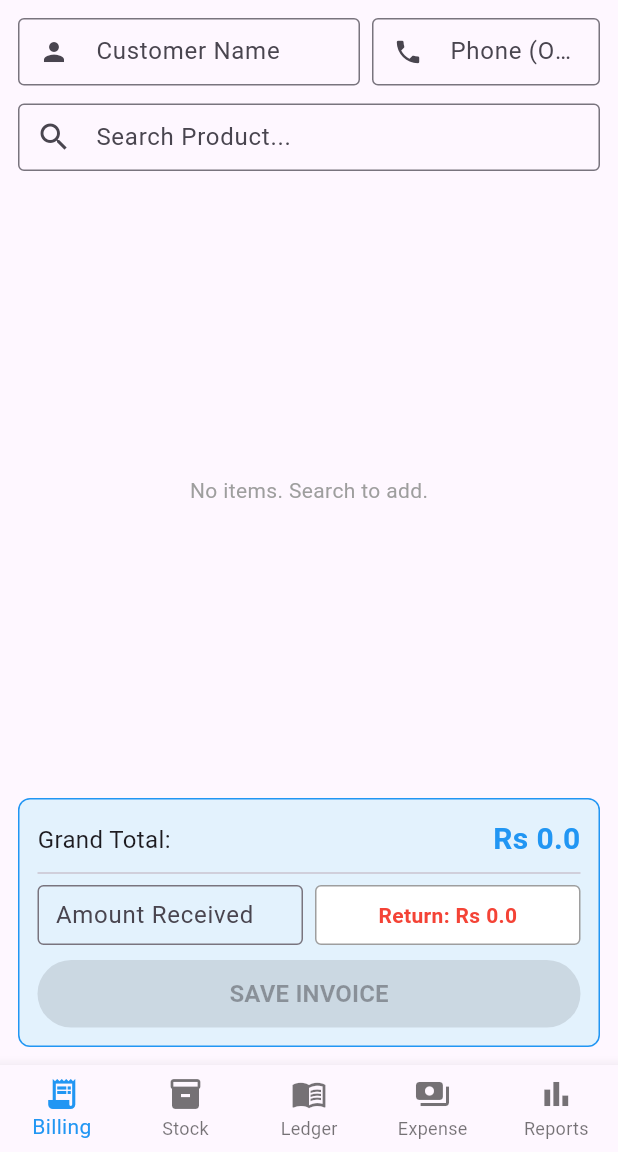
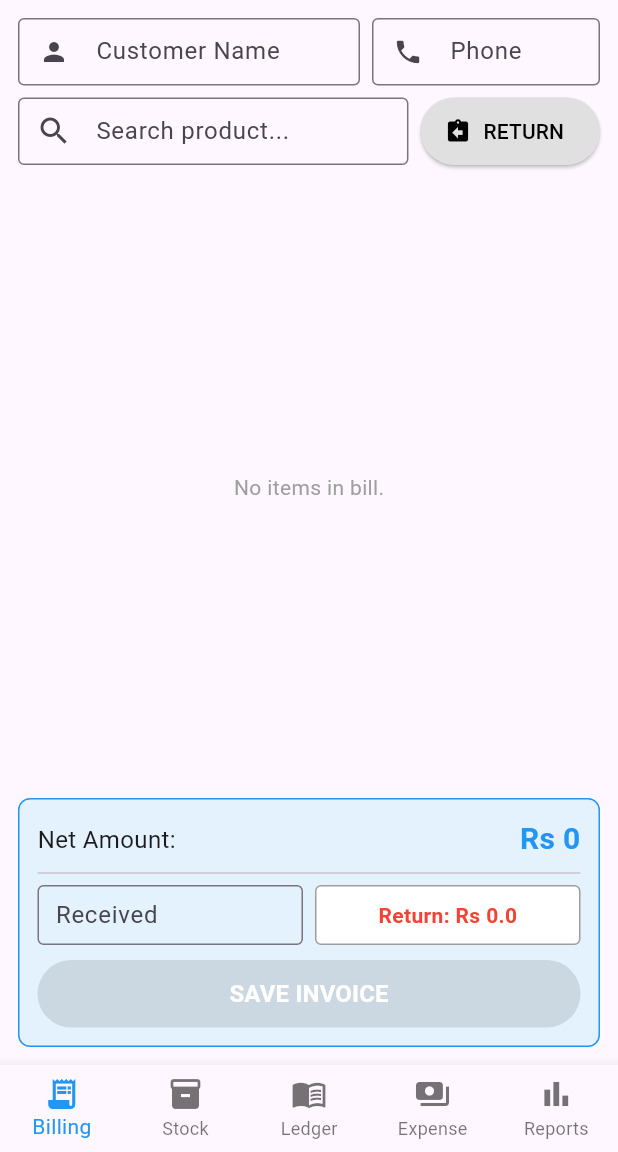
Before and after one commit to armanmirza5558-dot/Mirza-POS, a Flutter app: the screen it shows after launch, on a phone screen of 412 x 824 dp, the part 84-1236 px from its top. Run offline on Flutter 3.47's test engine with Material 3 defaults, Android fonts, the phone set to English and light mode, and no system bars; our stand-ins replace sqflite; accounts and stored records are empty.

Commit message:
Update main.dart

```diff
--- a/lib/main.dart
+++ b/lib/main.dart
@@ -74,7 +74,7 @@ class _HomePageState extends State<HomePage> {
   }
 }
 
-// ---------------- BILLING SCREEN ----------------
+// ---------------- BILLING SCREEN (Candela Style) ----------------
 class BillingScreen extends StatefulWidget {
   const BillingScreen({super.key});
 
@@ -93,24 +93,23 @@ class _BillingScreenState extends State<BillingScreen> {
   List<Map<String, dynamic>> _cartItems = [];
 
   double _grandTotal = 0.0;
+  bool _isReturnMode = false; // Return Mode ka toggle
 
   @override
   void initState() {
     super.initState();
-    _loadProductsForBilling();
+    _loadProducts();
 
-    // Search bar mein type karne par list filter hogi
     _searchController.addListener(() {
       filterProducts(_searchController.text);
     });
 
-    // Amount receive hone par return amount calculate hoga
     _receivedAmountController.addListener(() {
       setState(() {});
     });
   }
 
-  void _loadProductsForBilling() async {
+  void _loadProducts() async {
     final products = await DBHelper.getProducts();
     setState(() {
       _allProducts = products;
@@ -120,9 +119,7 @@ class _BillingScreenState extends State<BillingScreen> {
 
   void filterProducts(String query) {
     if (query.isEmpty) {
-      setState(() {
-        _filteredProducts = [];
-      });
+      setState(() => _filteredProducts = []);
     } else {
       setState(() {
         _filteredProducts = _allProducts
@@ -134,16 +131,73 @@ class _BillingScreenState extends State<BillingScreen> {
 
   void _addProductToCart(Product product) {
     setState(() {
+      // Agar return mode on hai to quantity minus mein jayegi
+      int qtyToAdd = _isReturnMode ? -1 : 1;
+
       int index = _cartItems.indexWhere((item) => item['product'].id == product.id);
       if (index >= 0) {
-        _cartItems[index]['qty'] += 1;
+        _cartItems[index]['qty'] += qtyToAdd;
+        // Agar qty 0 ho jaye to item hata dein
+        if (_cartItems[index]['qty'] == 0) {
+          _cartItems.removeAt(index);
+        }
       } else {
-        _cartItems.add({'product': product, 'qty': 1});
+        _cartItems.add({'product': product, 'qty': qtyToAdd});
       }
+
       _calculateTotal();
       _searchController.clear();
       _filteredProducts = [];
     });
+  }
+
+  // Price Edit karne ka function
+  void _editPrice(int index) {
+    TextEditingController priceController = TextEditingController(
+      text: _cartItems[index]['product'].salePrice.toString()
+    );
+
+    showDialog(
+      context: context,
+      builder: (context) {
+        return AlertDialog(
+          title: const Text('Edit Price'),
+          content: TextField(
+            controller: priceController,
+            keyboardType: TextInputType.number,
+            decoration: const InputDecoration(labelText: 'New Price', prefixText: 'Rs '),
+          ),
+          actions: [
+            TextButton(
+              onPressed: () => Navigator.pop(context),
+              child: const Text('Cancel'),
+            ),
+            ElevatedButton(
+              onPressed: () {
+                double? newPrice = double.tryParse(priceController.text);
+                if (newPrice != null) {
+                  setState(() {
+                    // Product ki copy banakar price update karein
+                    Product updatedProduct = Product(
+                      id: _cartItems[index]['product'].id,
+                      name: _cartItems[index]['product'].name,
+                      category: _cartItems[index]['product'].category,
+                      purchasePrice: _cartItems[index]['product'].purchasePrice,
+                      salePrice: newPrice,
+                      stockQty: _cartItems[index]['product'].stockQty,
+                    );
+                    _cartItems[index]['product'] = updatedProduct;
+                    _calculateTotal();
+                  });
+                }
+                Navigator.pop(context);
+              },
+              child: const Text('Save'),
+            ),
+          ],
+        );
+      },
+    );
   }
 
   void _calculateTotal() {
@@ -159,7 +213,14 @@ class _BillingScreenState extends State<BillingScreen> {
   @override
   Widget build(BuildContext context) {
     double received = double.tryParse(_receivedAmountController.text) ?? 0.0;
-    double returnAmount = received > _grandTotal ? received - _grandTotal : 0.0;
+
+    // Agar Total minus mein hai (yani customer ko paise wapas dene hain)
+    double returnAmount = 0.0;
+    if (_grandTotal < 0) {
+       returnAmount = _grandTotal.abs();
+    } else if (received > _grandTotal) {
+       returnAmount = received - _grandTotal;
+    }
 
     return Padding(
       padding: const EdgeInsets.all(12.0),
@@ -192,7 +253,7 @@ class _BillingScreenState extends State<BillingScreen> {
                     controller: _customerPhoneController,
                     keyboardType: TextInputType.phone,
                     decoration: const InputDecoration(
-                      hintText: 'Phone (Optional)',
+                      hintText: 'Phone',
                       prefixIcon: Icon(Icons.phone, size: 20),
                       border: OutlineInputBorder(),
                       contentPadding: EdgeInsets.symmetric(horizontal: 8, vertical: 0),
@@ -203,9 +264,9 @@ class _BillingScreenState extends State<BillingScreen> {
             ],
           ),
 
-          const SizedBox(height: 12),
+          const SizedBox(height: 8),
 
-          // 2. SEARCH BAR
+          // 2. SEARCH & RETURN MODE ROW
           Row(
             children: [
               Expanded(
@@ -214,7 +275,7 @@ class _BillingScreenState extends State<BillingScreen> {
                   child: TextField(
                     controller: _searchController,
                     decoration: const InputDecoration(
-                      hintText: 'Search Product...',
+                      hintText: 'Search product...',
                       prefixIcon: Icon(Icons.search),
                       border: OutlineInputBorder(),
                       contentPadding: EdgeInsets.symmetric(horizontal: 8, vertical: 0),
@@ -222,10 +283,28 @@ class _BillingScreenState extends State<BillingScreen> {
                   ),
                 ),
               ),
+              const SizedBox(width: 8),
+              // RETURN BUTTON (Candela Style)
+              SizedBox(
+                height: 45,
+                child: ElevatedButton.icon(
+                  onPressed: () {
+                    setState(() {
+                      _isReturnMode = !_isReturnMode;
+                    });
+                  },
+                  icon: Icon(_isReturnMode ? Icons.cancel : Icons.assignment_return),
+                  label: Text(_isReturnMode ? 'RETURN ON' : 'RETURN'),
+                  style: ElevatedButton.styleFrom(
+                    backgroundColor: _isReturnMode ? Colors.red : Colors.grey.shade300,
+                    foregroundColor: _isReturnMode ? Colors.white : Colors.black,
+                  ),
+                ),
+              ),
             ],
           ),
 
-          // Dynamic Search Dropdown
+          // Search Dropdown
           if (_filteredProducts.isNotEmpty && _searchController.text.isNotEmpty)
             Container(
               constraints: const BoxConstraints(maxHeight: 150),
@@ -245,12 +324,13 @@ class _BillingScreenState extends State<BillingScreen> {
                     title: Text(p.name),
                     subtitle: Text('Rs ${p.salePrice} | Stock: ${p.stockQty}'),
                     onTap: () {
-                      if (p.stockQty > 0) {
-                        _addProductToCart(p);
-                      } else {
+                      // Agar return mode nahi hai to stock check karein
+                      if (!_isReturnMode && p.stockQty <= 0) {
                         ScaffoldMessenger.of(context).showSnackBar(
                           const SnackBar(content: Text('Out of stock!')),
                         );
+                      } else {
+                        _addProductToCart(p);
                       }
                     },
                   );
@@ -263,8 +343,11 @@ class _BillingScreenState extends State<BillingScreen> {
           // 3. CART ITEMS LIST
           Expanded(
             child: _cartItems.isEmpty
-                ? const Center(
-                    child: Text('No items. Search to add.', style: TextStyle(color: Colors.grey)),
+                ? Center(
+                    child: Text(
+                      _isReturnMode ? 'RETURN MODE ON: Select product to return.' : 'No items in bill.',
+                      style: const TextStyle(color: Colors.grey),
+                    ),
                   )
                 : ListView.builder(
                     itemCount: _cartItems.length,
@@ -272,18 +355,25 @@ class _BillingScreenState extends State<BillingScreen> {
                       final item = _cartItems[index];
                       final p = item['product'] as Product;
                       final qty = item['qty'] as int;
+                      final itemTotal = p.salePrice * qty;
+
                       return Card(
                         margin: const EdgeInsets.symmetric(vertical: 4),
                         child: ListTile(
                           dense: true,
                           title: Text(p.name),
-                          subtitle: Text('$qty x Rs ${p.salePrice}'),
+                          subtitle: Text('$qty x Rs ${p.salePrice} (Tap to edit price)'),
+                          onTap: () => _editPrice(index), // Price edit function
                           trailing: Row(
                             mainAxisSize: MainAxisSize.min,
                             children: [
                               Text(
-                                'Rs ${p.salePrice * qty}',
-                                style: const TextStyle(fontWeight: FontWeight.bold, fontSize: 16),
+                                'Rs $itemTotal',
+                                style: TextStyle(
+                                  fontWeight: FontWeight.bold,
+                                  fontSize: 16,
+                                  color: itemTotal < 0 ? Colors.red : Colors.black,
+                                ),
                               ),
                               IconButton(
                                 icon: const Icon(Icons.delete, color: Colors.red, size: 20),
@@ -306,17 +396,24 @@ class _BillingScreenState extends State<BillingScreen> {
           Container(
             padding: const EdgeInsets.all(12),
             decoration: BoxDecoration(
-              color: Colors.blue.shade50,
+              color: _isReturnMode ? Colors.red.shade50 : Colors.blue.shade50,
               borderRadius: BorderRadius.circular(8),
-              border: Border.all(color: Colors.blue),
+              border: Border.all(color: _isReturnMode ? Colors.red : Colors.blue),
             ),
             child: Column(
               children: [
                 Row(
                   mainAxisAlignment: MainAxisAlignment.spaceBetween,
                   children: [
-                    const Text('Grand Total:', style: TextStyle(fontSize: 16)),
-                    Text('Rs $_grandTotal', style: const TextStyle(fontSize: 20, fontWeight: FontWeight.bold, color: Colors.blue)),
+                    const Text('Net Amount:', style: TextStyle(fontSize: 16)),
+                    Text(
+                      'Rs ${_grandTotal.toStringAsFixed(0)}',
+                      style: TextStyle(
+                        fontSize: 20,
+                        fontWeight: FontWeight.bold,
+                        color: _grandTotal < 0 ? Colors.red : Colors.blue,
+                      ),
+                    ),
                   ],
                 ),
                 const Divider(),
@@ -329,7 +426,7 @@ class _BillingScreenState extends State<BillingScreen> {
                           controller: _receivedAmountController,
                           keyboardType: TextInputType.number,
                           decoration: const InputDecoration(
-                            labelText: 'Amount Received',
+                            labelText: 'Received',
                             border: OutlineInputBorder(),
                             contentPadding: EdgeInsets.symmetric(horizontal: 8, vertical: 0),
                           ),
@@ -361,10 +458,13 @@ class _BillingScreenState extends State<BillingScreen> {
                   child: ElevatedButton(
                     onPressed: _cartItems.isEmpty ? null : () {
                       ScaffoldMessenger.of(context).showSnackBar(
-                        const SnackBar(content: Text('Invoice Save ka kaam ab agla step hai!')),
+                        const SnackBar(content: Text('Invoice Save ka function next step hai!')),
                       );
                     },
-                    child: const Text('SAVE INVOICE', style: TextStyle(fontSize: 16, fontWeight: FontWeight.bold)),
+                    style: ElevatedButton.styleFrom(
+                      backgroundColor: _isReturnMode ? Colors.red : Colors.blue,
+                    ),
+                    child: const Text('SAVE INVOICE', style: TextStyle(fontSize: 16, fontWeight: FontWeight.bold, color: Colors.white)),
                   ),
                 ),
               ],
```
